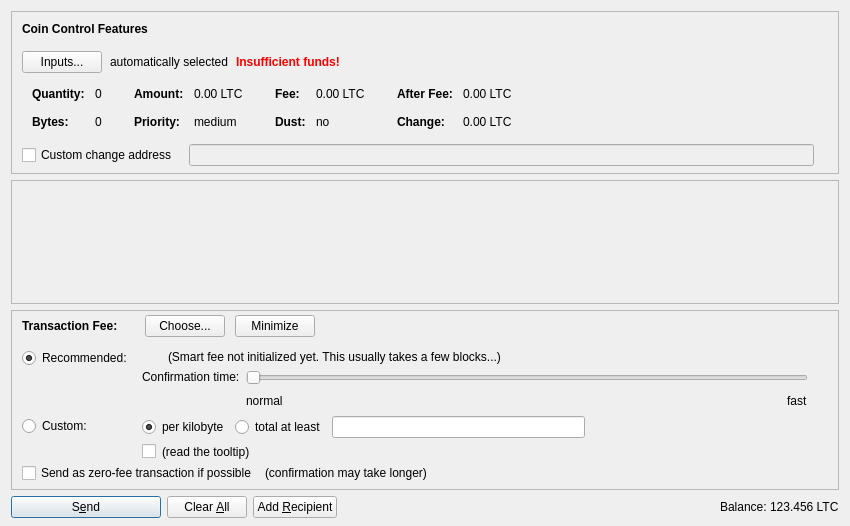
First picture: the form in src/qt/forms/sendcoinsdialog.ui, repository nguyenductai/flashcoin, before the edit.
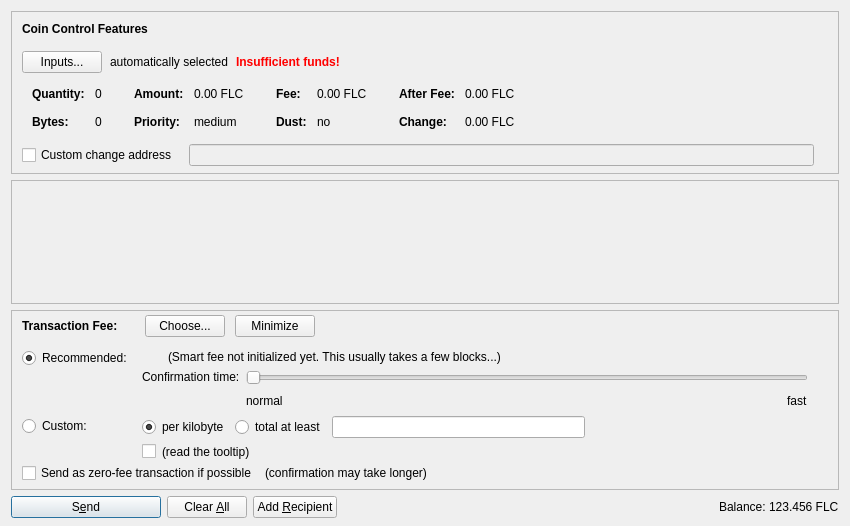
Second picture: the form after the edit. Icons and pictures are not drawn. Custom widgets are drawn as their Qt base class.

```diff
--- a/src/qt/forms/sendcoinsdialog.ui
+++ b/src/qt/forms/sendcoinsdialog.ui
@@ -324,7 +324,7 @@
                   <enum>Qt::ActionsContextMenu</enum>
                  </property>
                  <property name="text">
-                  <string notr="true">0.00 LTC</string>
+                  <string notr="true">0.00 FLC</string>
                  </property>
                  <property name="textInteractionFlags">
                   <set>Qt::LinksAccessibleByMouse|Qt::TextSelectableByKeyboard|Qt::TextSelectableByMouse</set>
@@ -404,7 +404,7 @@
                   <enum>Qt::ActionsContextMenu</enum>
                  </property>
                  <property name="text">
-                  <string notr="true">0.00 LTC</string>
+                  <string notr="true">0.00 FLC</string>
                  </property>
                  <property name="textInteractionFlags">
                   <set>Qt::LinksAccessibleByMouse|Qt::TextSelectableByKeyboard|Qt::TextSelectableByMouse</set>
@@ -484,7 +484,7 @@
                   <enum>Qt::ActionsContextMenu</enum>
                  </property>
                  <property name="text">
-                  <string notr="true">0.00 LTC</string>
+                  <string notr="true">0.00 FLC</string>
                  </property>
                  <property name="textInteractionFlags">
                   <set>Qt::LinksAccessibleByMouse|Qt::TextSelectableByKeyboard|Qt::TextSelectableByMouse</set>
@@ -513,7 +513,7 @@
                   <enum>Qt::ActionsContextMenu</enum>
                  </property>
                  <property name="text">
-                  <string notr="true">0.00 LTC</string>
+                  <string notr="true">0.00 FLC</string>
                  </property>
                  <property name="textInteractionFlags">
                   <set>Qt::LinksAccessibleByMouse|Qt::TextSelectableByKeyboard|Qt::TextSelectableByMouse</set>
@@ -1352,7 +1352,7 @@
           <cursorShape>IBeamCursor</cursorShape>
          </property>
          <property name="text">
-          <string notr="true">123.456 LTC</string>
+          <string notr="true">123.456 FLC</string>
          </property>
          <property name="textInteractionFlags">
           <set>Qt::LinksAccessibleByMouse|Qt::TextSelectableByKeyboard|Qt::TextSelectableByMouse</set>
```
Left out of the diff: 4 changed lines with no effect on the pictures.
